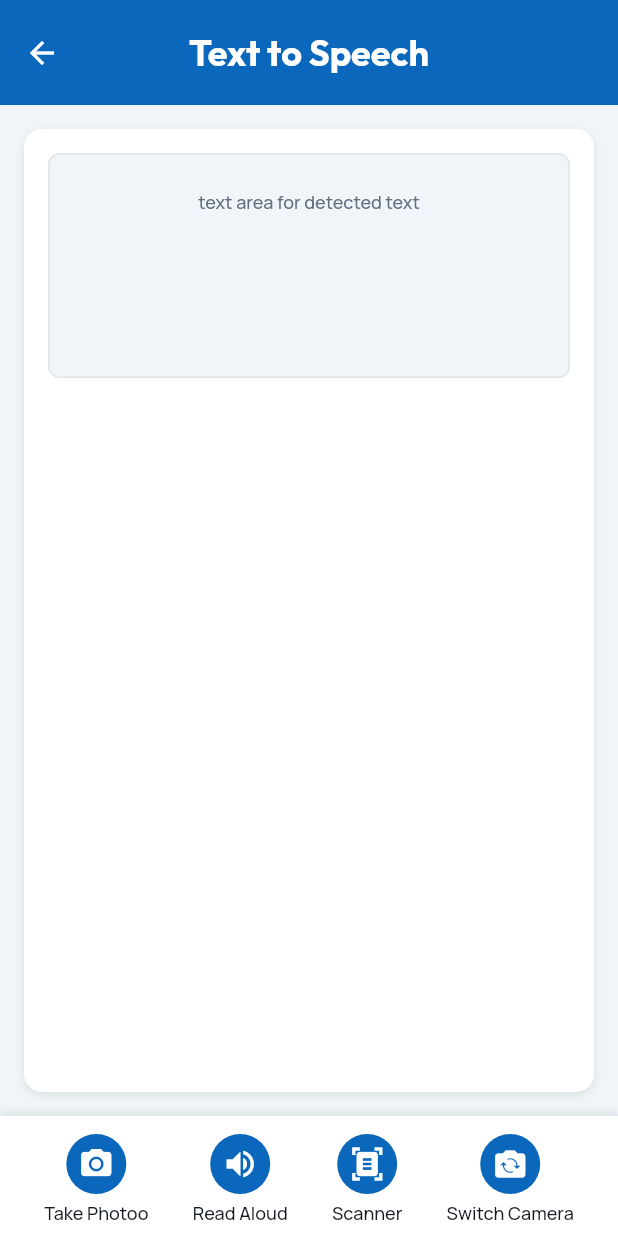
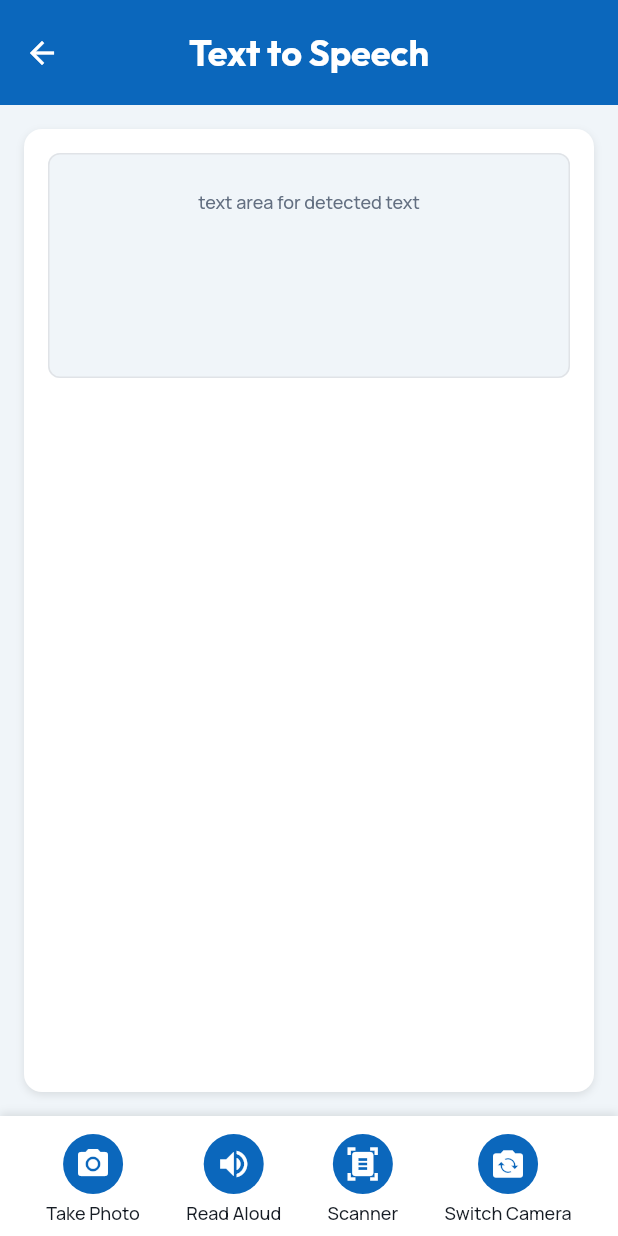
Before and after one commit to VisioGroup3/visio_project, a Flutter app: the TexttospeechWidget screen opened by its route, on a phone screen of 412 x 824 dp. Run offline on Flutter 3.47's test engine with Material 3 defaults, Android fonts, the phone set to English and light mode, and no system bars; our stand-ins replace auto_size_text, cached_network_image, cloud_firestore, dropdown_button2, equatable, firebase_auth and 14 more; missing offline and left inert: json_path, mime_type; accounts and stored records are empty; network calls fail.

Commit message:
Updating to latest FlutterFlow output.

```diff
--- a/lib/texttospeech/texttospeech_widget.dart
+++ b/lib/texttospeech/texttospeech_widget.dart
@@ -225,7 +225,7 @@ class _TexttospeechWidgetState extends State<TexttospeechWidget> {
                             padding: EdgeInsetsDirectional.fromSTEB(
                                 0.0, 4.0, 0.0, 0.0),
                             child: Text(
-                              'Take Photoo',
+                              'Take Photo',
                               style: FlutterFlowTheme.of(context)
                                   .bodySmall
                                   .override(
```
